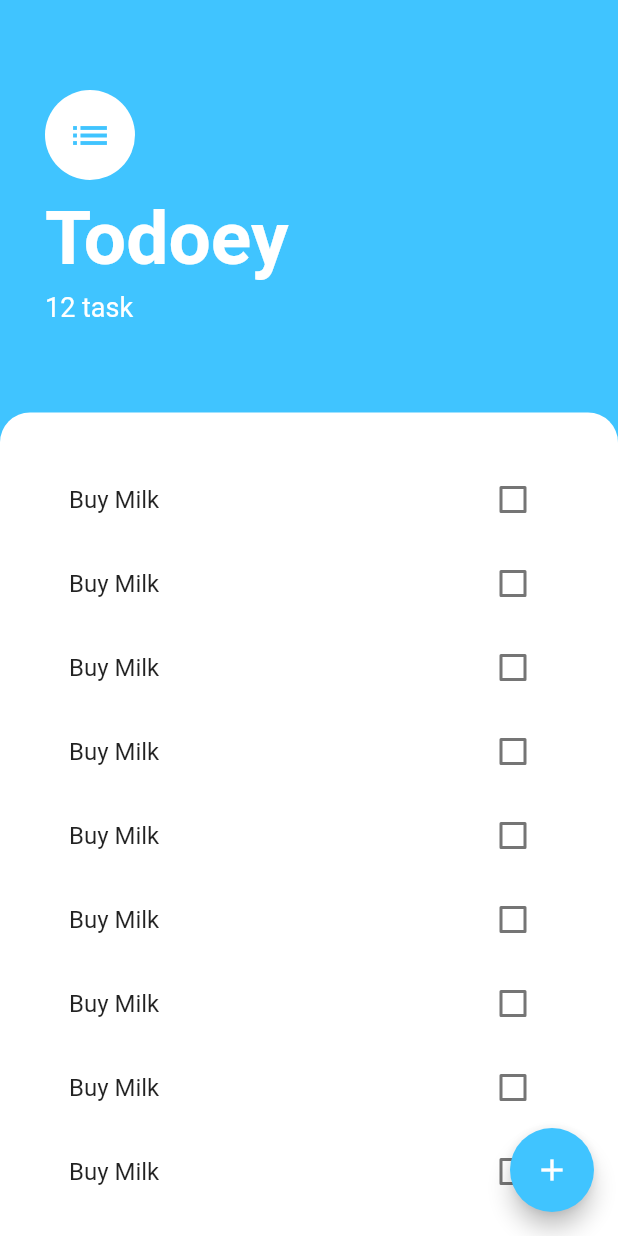
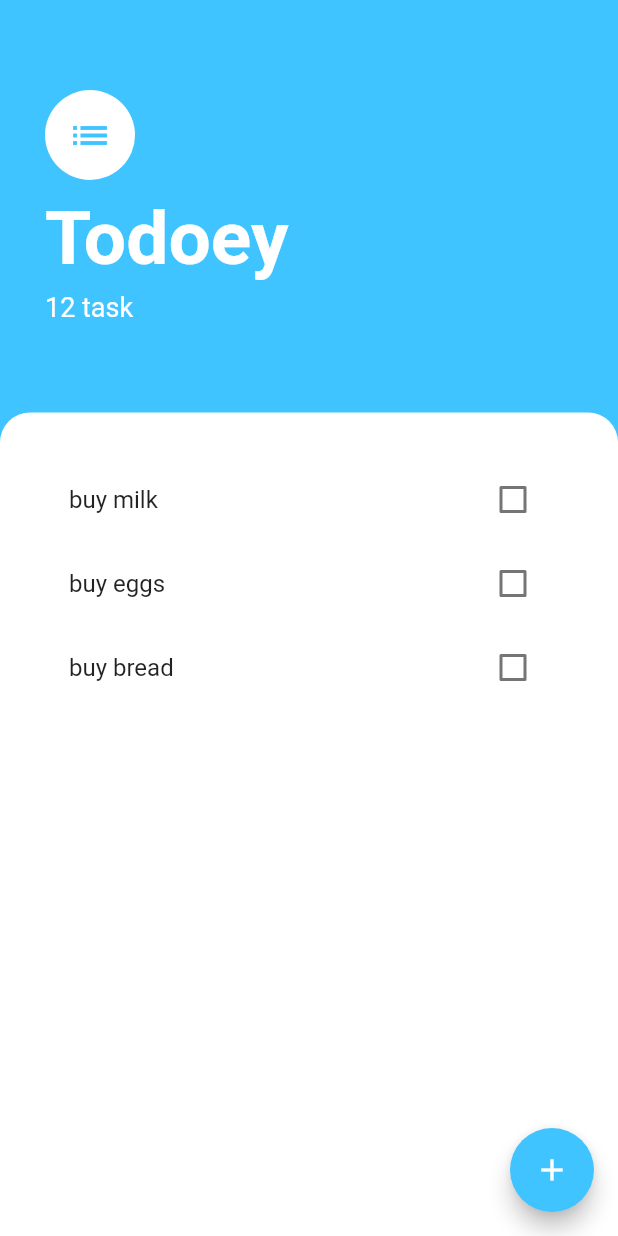
Before and after one commit to its-asaduzzaman/state_management_flutter, a Flutter app: the screen it shows after launch, on a phone screen of 412 x 824 dp. Run offline on Flutter 3.47's test engine with Material 2 defaults, Android fonts, the phone set to English and light mode, and no system bars.

Commit message:
add task dynamically and check uncheck feature workable

```diff
--- /dev/null
+++ b/lib/models/task.dart
@@ -0,0 +1,10 @@
+class Task {
+  final String name;
+  bool isDone;
+
+  Task({required this.name, required this.isDone});
+
+  void toggleDone() {
+    isDone = !isDone;
+  }
+}
--- a/lib/screens/tasks_screen.dart
+++ b/lib/screens/tasks_screen.dart
@@ -10,7 +10,6 @@ class TaskScreen extends StatefulWidget {
 }
 
 class _TaskScreenState extends State<TaskScreen> {
-
 
   @override
   Widget build(BuildContext context) {
--- a/lib/widgets/task_tile.dart
+++ b/lib/widgets/task_tile.dart
@@ -1,15 +1,31 @@
 import 'package:flutter/material.dart';
 
 class TaskTile extends StatelessWidget {
-  const TaskTile({
-    Key? key,
-  }) : super(key: key);
+  bool isCheck = false;
+  final String taskTitle;
+  final Function(bool?) checkboxCallBack;
+
+  TaskTile(
+      {Key? key,
+      required this.isCheck,
+      required this.taskTitle,
+      required this.checkboxCallBack})
+      : super(key: key);
 
   @override
   Widget build(BuildContext context) {
     return ListTile(
-      title: const Text('Buy Milk'),
-      trailing:  Checkbox(value: false, onChanged: (value) {}),
+      title: Text(
+        taskTitle,
+        style:
+            TextStyle(decoration: isCheck ? TextDecoration.lineThrough : null),
+      ),
+      trailing: Checkbox(
+        value: isCheck,
+        activeColor: Colors.lightBlueAccent,
+        onChanged: checkboxCallBack,
+        // onChanged: toggleCheckboxState,
+      ),
     );
   }
 }
--- a/lib/widgets/tasks_list.dart
+++ b/lib/widgets/tasks_list.dart
@@ -1,27 +1,38 @@
 import 'package:flutter/material.dart';
+import 'package:state_management/models/task.dart';
 import 'package:state_management/widgets/task_tile.dart';
 
-class TaskList extends StatelessWidget {
+class TaskList extends StatefulWidget {
   const TaskList({
     Key? key,
   }) : super(key: key);
 
   @override
+  State<TaskList> createState() => _TaskListState();
+}
+
+class _TaskListState extends State<TaskList> {
+  List<Task> tasks = [
+    Task(name: 'buy milk', isDone: false),
+    Task(name: 'buy eggs', isDone: false),
+    Task(name: 'buy bread', isDone: false),
+  ];
+
+  @override
   Widget build(BuildContext context) {
-    return ListView(
-      children: <Widget>[
-        TaskTile(),
-        TaskTile(),
-        TaskTile(),
-        TaskTile(),
-        TaskTile(),
-        TaskTile(),
-        TaskTile(),
-        TaskTile(),
-        TaskTile(),
-        TaskTile(),
-        TaskTile(),
-      ],
+    return ListView.builder(
+      itemBuilder: (context, index) {
+        return TaskTile(
+          isCheck: tasks[index].isDone,
+          taskTitle: tasks[index].name,
+          checkboxCallBack: (bool? checkboxState) {
+            setState(() {
+              tasks[index].toggleDone();
+            });
+          },
+        );
+      },
+      itemCount: tasks.length,
     );
   }
 }
```
